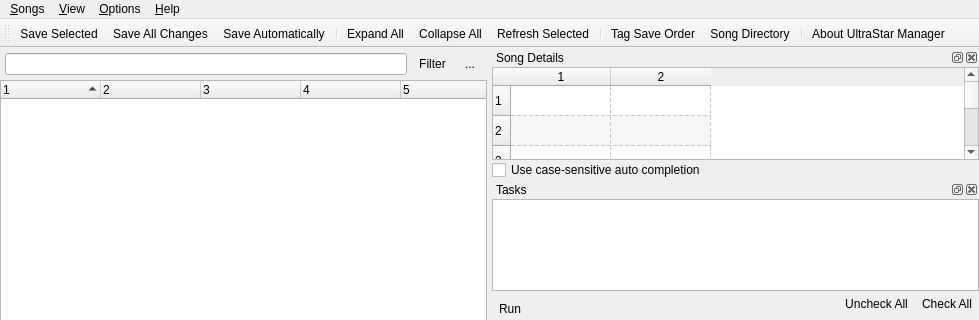
Above: uman/src/QUMainWindow.ui from UltraStar-Deluxe/UltraStar-Manager before the change; both pictures show x 0 to 979 and y 0 to 320 of the 979 by 518 pixel window. Below: the same form after it.
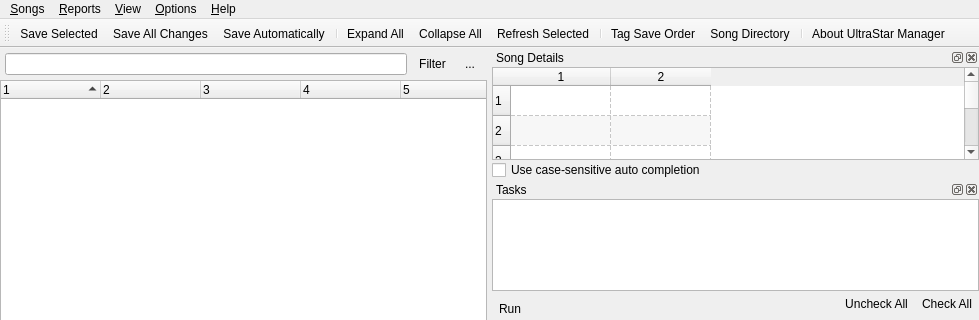
That is the form after the change. Icons and pictures are not drawn. Custom widgets are drawn as their Qt base class.

Commit message: - started to implement reports

What changed in the file:
```diff
--- a/uman/src/QUMainWindow.ui
+++ b/uman/src/QUMainWindow.ui
@@ -890,7 +890,14 @@
     <addaction name="actionFilter" />
     <addaction name="separator" />
    </widget>
+   <widget class="QMenu" name="menu_Reports" >
+    <property name="title" >
+     <string>&amp;Reports</string>
+    </property>
+    <addaction name="actionNewReport" />
+   </widget>
    <addaction name="menuSongs" />
+   <addaction name="menu_Reports" />
    <addaction name="menuView" />
    <addaction name="menuOptions" />
    <addaction name="menuAbout_Qt" />
```
Left out of the diff: 5 changed lines with no effect on the pictures. The commit also changes 13 other files.
